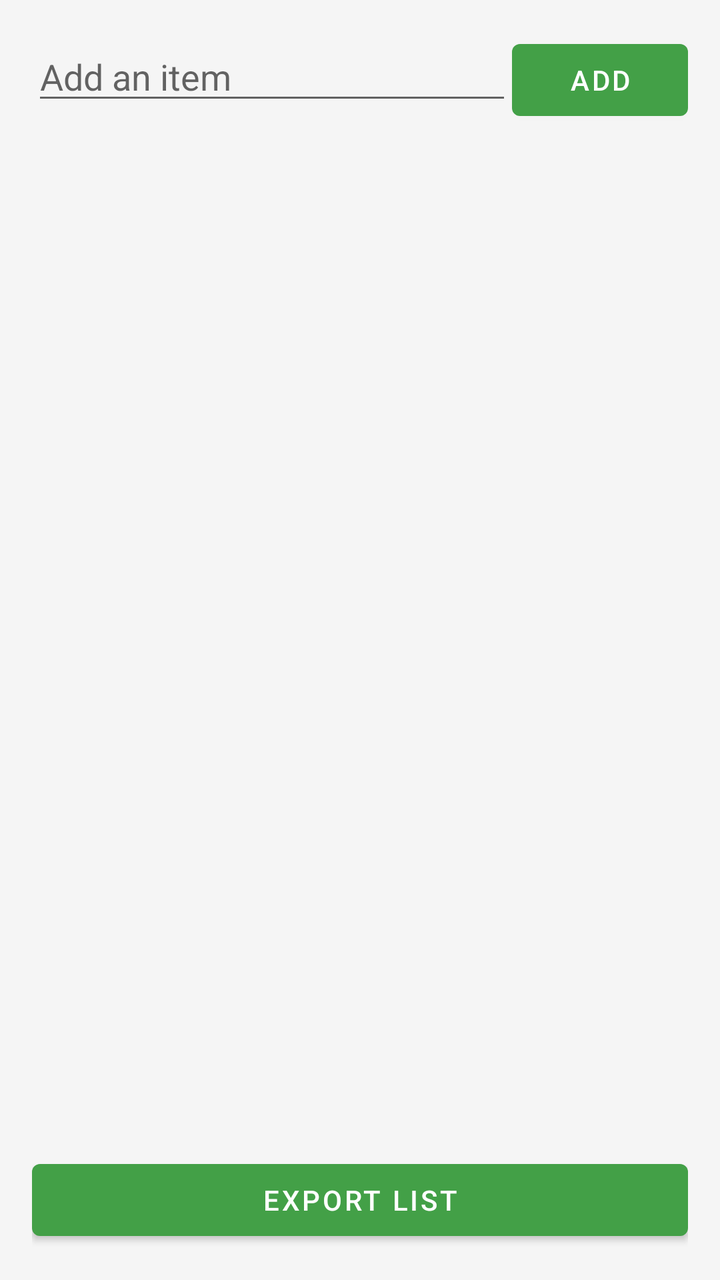
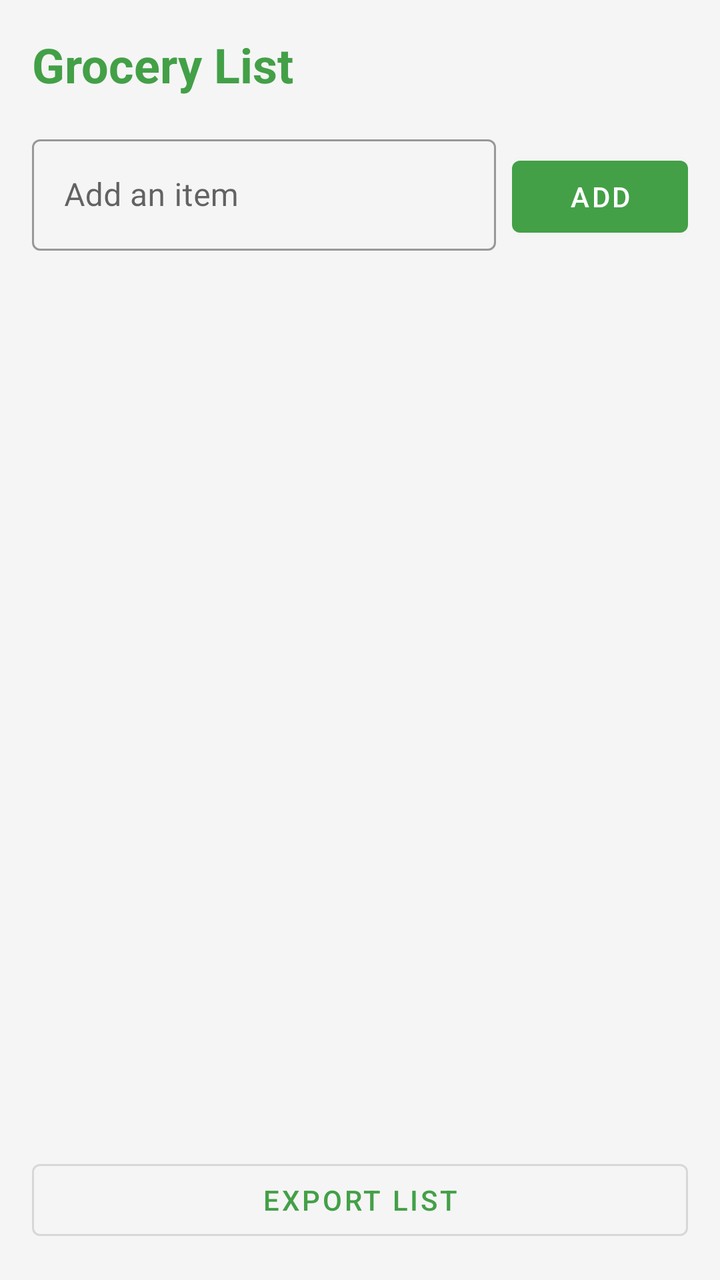

Two renders of the same Android screen: before a commit and after it. Below are the layout's source before the change and the commit's diff.
<!-- AndroidManifest.xml: application theme Theme.GroceryList -->
<!-- res/layout/activity_main.xml -->
<?xml version="1.0" encoding="utf-8"?>

<LinearLayout xmlns:android="http://schemas.android.com/apk/res/android"
    android:layout_width="match_parent"
    android:layout_height="match_parent"
    android:orientation="vertical"
    android:padding="16dp">

    <LinearLayout
        android:layout_width="match_parent"
        android:layout_height="wrap_content"
        android:orientation="horizontal">

        <EditText
            android:id="@+id/itemInput"
            android:layout_width="0dp"
            android:layout_height="wrap_content"
            android:layout_weight="1"
            android:hint="Add an item" />

        <Button
            android:id="@+id/addButton"
            android:layout_width="wrap_content"
            android:layout_height="wrap_content"
            android:text="Add" />
    </LinearLayout>

    <ListView
        android:id="@+id/itemList"
        android:layout_width="match_parent"
        android:layout_height="0dp"
        android:layout_weight="1"
        android:layout_marginTop="8dp" />

    <Button
        android:id="@+id/exportButton"
        android:layout_width="match_parent"
        android:layout_height="wrap_content"
        android:layout_marginTop="8dp"
        android:text="Export List" />

</LinearLayout>
<!-- resources referenced by this layout -->
<resources>
  <style name="Theme.GroceryList" parent="Theme.MaterialComponents.DayNight.NoActionBar">
          <item name="colorPrimary">@color/colorPrimary</item>
          <item name="colorPrimaryDark">@color/colorPrimaryDark</item>
          <item name="colorAccent">@color/colorAccent</item>
          <item name="android:windowBackground">@color/screen_background</item>
      </style>
  <color name="colorPrimary">#43A047</color>
  <color name="colorPrimaryDark">#2E7D32</color>
  <color name="colorAccent">#43A047</color>
  <color name="screen_background">#F5F5F5</color>
</resources>

<!-- the commit's change to res/layout/activity_main.xml (unified diff, before → after) -->
@@ -1,27 +1,46 @@
 <?xml version="1.0" encoding="utf-8"?>
 
 <LinearLayout xmlns:android="http://schemas.android.com/apk/res/android"
+    xmlns:app="http://schemas.android.com/apk/res-auto"
     android:layout_width="match_parent"
     android:layout_height="match_parent"
     android:orientation="vertical"
     android:padding="16dp">
 
+    <TextView
+        android:layout_width="wrap_content"
+        android:layout_height="wrap_content"
+        android:text="Grocery List"
+        android:textSize="24sp"
+        android:textStyle="bold"
+        android:textColor="@color/colorPrimary"
+        android:layout_marginBottom="16dp" />
+
     <LinearLayout
         android:layout_width="match_parent"
         android:layout_height="wrap_content"
-        android:orientation="horizontal">
+        android:orientation="horizontal"
+        android:gravity="bottom">
 
-        <EditText
-            android:id="@+id/itemInput"
+        <com.google.android.material.textfield.TextInputLayout
+            style="@style/Widget.MaterialComponents.TextInputLayout.OutlinedBox"
             android:layout_width="0dp"
             android:layout_height="wrap_content"
             android:layout_weight="1"
-            android:hint="Add an item" />
+            android:hint="Add an item">
 
-        <Button
+            <com.google.android.material.textfield.TextInputEditText
+                android:id="@+id/itemInput"
+                android:layout_width="match_parent"
+                android:layout_height="wrap_content" />
+
+        </com.google.android.material.textfield.TextInputLayout>
+
+        <com.google.android.material.button.MaterialButton
             android:id="@+id/addButton"
             android:layout_width="wrap_content"
             android:layout_height="wrap_content"
+            android:layout_marginStart="8dp"
             android:text="Add" />
     </LinearLayout>
 
@@ -30,10 +49,15 @@
         android:layout_width="match_parent"
         android:layout_height="0dp"
         android:layout_weight="1"
-        android:layout_marginTop="8dp" />
+        android:layout_marginTop="12dp"
+        android:divider="@null"
+        android:dividerHeight="0dp"
+        android:clipToPadding="false"
+        android:listSelector="@android:color/transparent" />
 
-    <Button
+    <com.google.android.material.button.MaterialButton
         android:id="@+id/exportButton"
+        style="@style/Widget.MaterialComponents.Button.OutlinedButton"
         android:layout_width="match_parent"
         android:layout_height="wrap_content"
         android:layout_marginTop="8dp"
